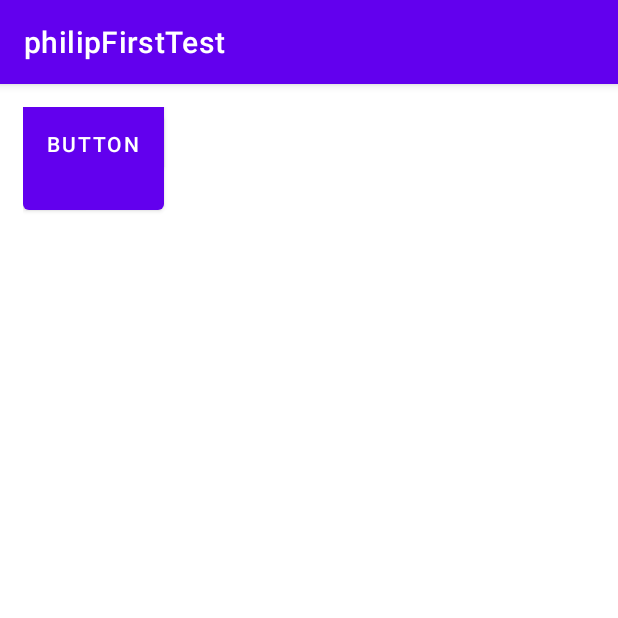
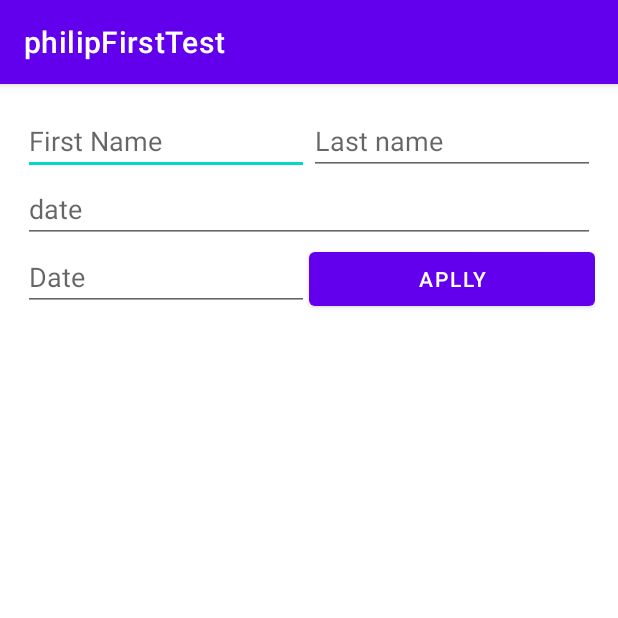
Before and after one commit to MahhmoudRefat/AndroidTest, an Android app: the screen it shows after launch (MainActivity), on a phone screen of 412 x 824 dp, the top half of it. Run offline under Robolectric (Android 15) with nearby library versions, the phone set to English and light mode, and no system bars.

Commit message:
new form with Constrains test 1

```diff
--- a/app/src/main/res/layout/activity_main.xml
+++ b/app/src/main/res/layout/activity_main.xml
@@ -8,35 +8,63 @@
     android:padding="15dp"
     tools:context=".MainActivity">
 
+    <EditText
+        android:id="@+id/editTextTextPersonName"
+        android:layout_width="0dp"
+        android:layout_height="wrap_content"
+        android:ems="10"
+        android:hint="First Name"
+        android:inputType="textPersonName"
+        app:layout_constraintEnd_toStartOf="@+id/editTextTextPersonName2"
+        app:layout_constraintHorizontal_bias="0.5"
+        app:layout_constraintStart_toStartOf="parent"
+        app:layout_constraintTop_toTopOf="parent" />
+
+    <EditText
+        android:id="@+id/editTextTextPersonName2"
+        android:layout_width="0dp"
+        android:layout_height="wrap_content"
+        android:ems="10"
+        android:hint="Last name"
+        android:inputType="textPersonName"
+        app:layout_constraintEnd_toEndOf="parent"
+        app:layout_constraintHorizontal_bias="0.5"
+        app:layout_constraintStart_toEndOf="@+id/editTextTextPersonName"
+        app:layout_constraintTop_toTopOf="parent" />
+
+    <EditText
+        android:id="@+id/editTextTextPersonName3"
+        android:layout_width="match_parent"
+        android:layout_height="wrap_content"
+        android:ems="10"
+        android:hint="date"
+        android:inputType="textPersonName"
+        app:layout_constraintEnd_toEndOf="parent"
+        app:layout_constraintHorizontal_bias="1.0"
+        app:layout_constraintStart_toStartOf="parent"
+        app:layout_constraintTop_toBottomOf="@+id/editTextTextPersonName" />
+
     <Button
         android:id="@+id/button"
-        android:layout_width="wrap_content"
+        android:layout_width="0dp"
         android:layout_height="wrap_content"
-        android:text="Button"
-        tools:layout_editor_absoluteX="65dp"
-        tools:layout_editor_absoluteY="282dp" />
+        android:text="APLLY"
+        app:layout_constraintEnd_toEndOf="parent"
+        app:layout_constraintHorizontal_bias="0.5"
+        app:layout_constraintStart_toEndOf="@+id/editTextTextPersonName4"
+        app:layout_constraintTop_toBottomOf="@+id/editTextTextPersonName3" />
 
-    <Button
-        android:id="@+id/button2"
-        android:layout_width="wrap_content"
-        android:layout_height="100dp"
-        android:text="Button"
-        app:layout_constraintBaseline_toBaselineOf="@+id/button"
-        tools:layout_editor_absoluteX="221dp" />
-
-    <androidx.constraintlayout.widget.Guideline
-        android:id="@+id/guideline"
-        android:layout_width="wrap_content"
+    <EditText
+        android:id="@+id/editTextTextPersonName4"
+        android:layout_width="0dp"
         android:layout_height="wrap_content"
-        android:orientation="vertical"
-        app:layout_constraintGuide_begin="196dp" />
-
-    <androidx.constraintlayout.widget.Guideline
-        android:id="@+id/guideline2"
-        android:layout_width="wrap_content"
-        android:layout_height="wrap_content"
-        android:orientation="horizontal"
-        app:layout_constraintGuide_begin="224dp" />
+        android:ems="10"
+        android:hint="Date"
+        android:inputType="textPersonName"
+        app:layout_constraintEnd_toStartOf="@+id/button"
+        app:layout_constraintHorizontal_bias="0.5"
+        app:layout_constraintStart_toStartOf="parent"
+        app:layout_constraintTop_toBottomOf="@+id/editTextTextPersonName3" />
 </androidx.constraintlayout.widget.ConstraintLayout>
 
 
```
